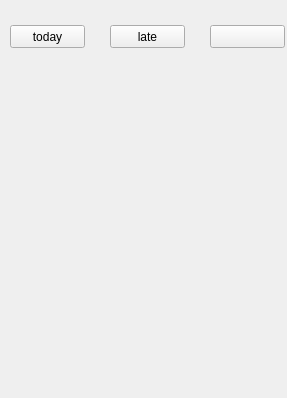
The window that gui/todoWidget.ui (WatsonJay/tomato_farm) describes before a commit, drawn with Qt 5.
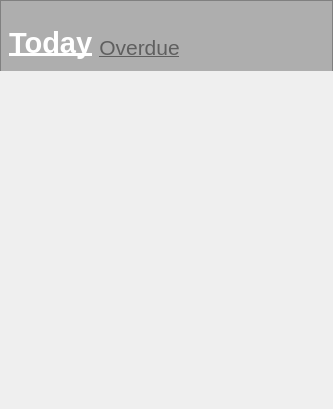
The same window after the commit. Icons and pictures are not drawn.

```diff
--- a/gui/todoWidget.ui
+++ b/gui/todoWidget.ui
@@ -6,13 +6,22 @@
    <rect>
     <x>0</x>
     <y>0</y>
-    <width>287</width>
-    <height>398</height>
+    <width>333</width>
+    <height>409</height>
    </rect>
   </property>
   <property name="windowTitle">
    <string/>
   </property>
+  <property name="windowOpacity">
+   <double>1.000000000000000</double>
+  </property>
+  <property name="autoFillBackground">
+   <bool>false</bool>
+  </property>
+  <property name="styleSheet">
+   <string notr="true"/>
+  </property>
   <layout class="QVBoxLayout" name="verticalLayout" stretch="0,1,6">
    <property name="spacing">
     <number>0</number>
@@ -30,60 +39,150 @@
     <number>0</number>
    </property>
    <item>
-    <widget class="QWidget" name="widget" native="true">
+    <widget class="QWidget" name="windowBar" native="true">
      <property name="minimumSize">
       <size>
        <width>0</width>
        <height>15</height>
       </size>
      </property>
+     <property name="styleSheet">
+      <string notr="true">QWidget#windowBar{
+background:rgba(100, 100, 100, 120);
+border-top:1px solid gray;
+border-right:1px solid gray;
+border-left:1px solid gray;
+}</string>
+     </property>
     </widget>
    </item>
    <item>
-    <widget class="QWidget" name="widget_2" native="true">
-     <widget class="QPushButton" name="pushButton">
-      <property name="geometry">
-       <rect>
-        <x>10</x>
-        <y>10</y>
-        <width>75</width>
-        <height>23</height>
-       </rect>
+    <widget class="QWidget" name="toolWidget" native="true">
+     <property name="styleSheet">
+      <string notr="true">QWidget#toolWidget{
+background:rgba(100, 100, 100, 120);
+border-right:1px solid gray;
+border-left:1px solid gray;
+}</string>
+     </property>
+     <layout class="QHBoxLayout" name="horizontalLayout">
+      <property name="spacing">
+       <number>6</number>
       </property>
-      <property name="text">
-       <string>today</string>
+      <property name="leftMargin">
+       <number>9</number>
       </property>
-     </widget>
-     <widget class="QPushButton" name="pushButton_2">
-      <property name="geometry">
-       <rect>
-        <x>110</x>
-        <y>10</y>
-        <width>75</width>
-        <height>23</height>
-       </rect>
+      <property name="topMargin">
+       <number>0</number>
       </property>
-      <property name="text">
-       <string>late</string>
+      <property name="bottomMargin">
+       <number>0</number>
       </property>
-     </widget>
-     <widget class="QPushButton" name="pushButton_3">
-      <property name="geometry">
-       <rect>
-        <x>210</x>
-        <y>10</y>
-        <width>75</width>
-        <height>23</height>
-       </rect>
-      </property>
-      <property name="text">
-       <string/>
-      </property>
-     </widget>
+      <item>
+       <widget class="QLabel" name="currentLabel">
+        <property name="font">
+         <font>
+          <family>Microsoft YaHei UI</family>
+          <pointsize>22</pointsize>
+          <weight>75</weight>
+          <bold>true</bold>
+          <underline>true</underline>
+         </font>
+        </property>
+        <property name="styleSheet">
+         <string notr="true">#currentLabel{
+	color:white;
+}</string>
+        </property>
+        <property name="text">
+         <string>Today</string>
+        </property>
+       </widget>
+      </item>
+      <item>
+       <widget class="QPushButton" name="changeButton">
+        <property name="font">
+         <font>
+          <family>Microsoft YaHei UI</family>
+          <pointsize>16</pointsize>
+          <underline>true</underline>
+         </font>
+        </property>
+        <property name="styleSheet">
+         <string notr="true">#changeButton{
+	border:none;
+	margin-top:10px;
+	color: #5f5f5f;
+}</string>
+        </property>
+        <property name="text">
+         <string>Overdue</string>
+        </property>
+       </widget>
+      </item>
+      <item>
+       <spacer name="horizontalSpacer">
+        <property name="orientation">
+         <enum>Qt::Horizontal</enum>
+        </property>
+        <property name="sizeHint" stdset="0">
+         <size>
+          <width>40</width>
+          <height>20</height>
+         </size>
+        </property>
+       </spacer>
+      </item>
+      <item>
+       <widget class="QPushButton" name="lockButton">
+        <property name="minimumSize">
+         <size>
+          <width>30</width>
+          <height>30</height>
+         </size>
+        </property>
+        <property name="maximumSize">
+         <size>
+          <width>30</width>
+          <height>30</height>
+         </size>
+        </property>
+        <property name="styleSheet">
+         <string notr="true">#lockButton{
+	border:none;
+}</string>
+        </property>
+        <property name="text">
+         <string/>
+        </property>
+        <property name="icon">
+         <iconset resource="../icon/icons.qrc">
+          <normaloff>:/icon/unlock.png</normaloff>:/icon/unlock.png</iconset>
+        </property>
+        <property name="iconSize">
+         <size>
+          <width>30</width>
+          <height>30</height>
+         </size>
+        </property>
+       </widget>
+      </item>
+     </layout>
     </widget>
    </item>
    <item>
     <widget class="QStackedWidget" name="stackedWidget">
+     <property name="styleSheet">
+      <string notr="true">QStackedWidget{
+background:rgba(255, 255, 255, 0);
+border-right:1px solid gray;
+border-left:1px solid gray;
+border-bottom:1px solid gray;
+}
+QStackedWidget&gt;QWidget{
+background:rgba(100, 100, 100, 120);
+}</string>
+     </property>
      <property name="currentIndex">
       <number>1</number>
      </property>
```
Left out of the diff: 4 changed lines with no effect on the pictures.
